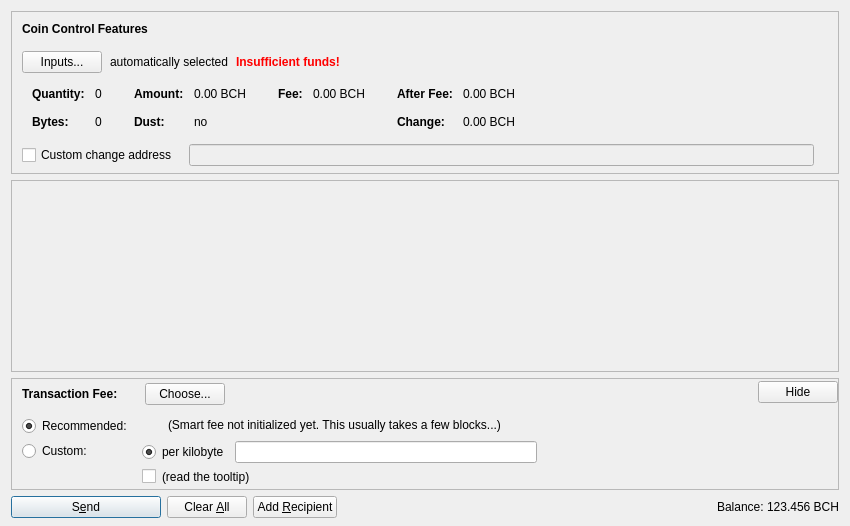
Qt form src/qt/forms/sendcoinsdialog.ui (jtoomim/bitcoin-abc) before a commit.
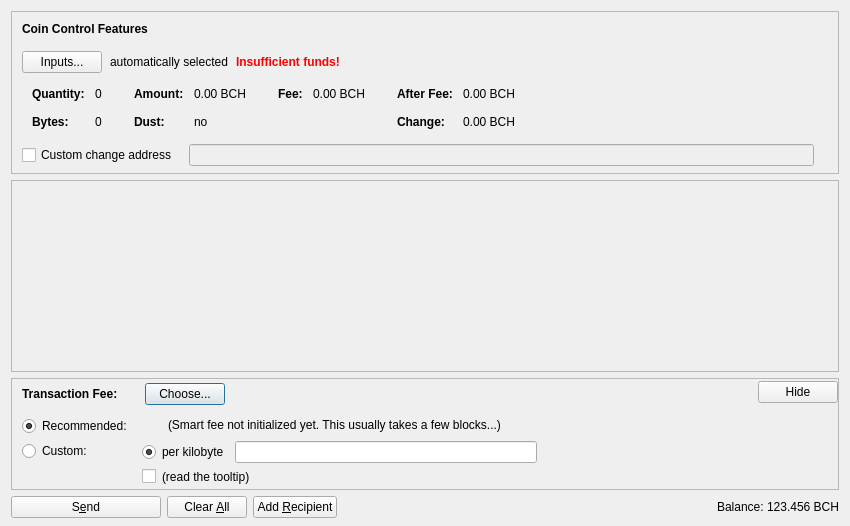
The same form after that commit. Icons and pictures are not drawn. Custom widgets are drawn as their Qt base class.

Patch:
```diff
--- a/src/qt/forms/sendcoinsdialog.ui
+++ b/src/qt/forms/sendcoinsdialog.ui
@@ -1075,7 +1075,7 @@
         <bool>false</bool>
        </property>
        <property name="default">
-        <bool>true</bool>
+        <bool>false</bool>
        </property>
       </widget>
      </item>
```
